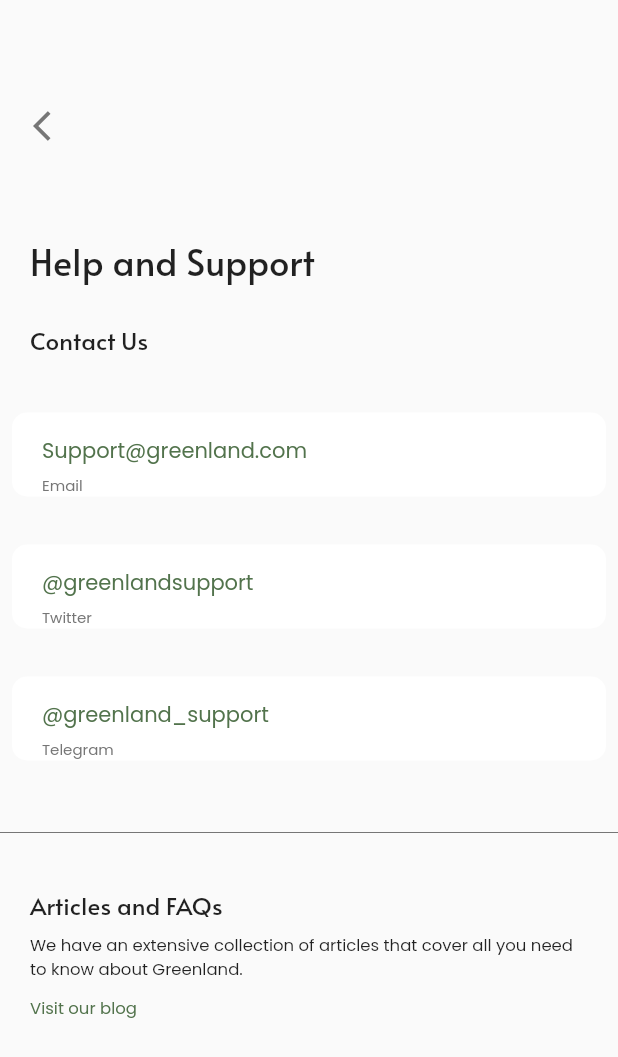
After one commit to Jhaykhay/farm_invest, a Flutter app: the HelpSupportPage screen opened directly, on a phone screen of 412 x 824 dp. The commit adds this screen. Shown: the top 1057 px of the screen. Run offline on Flutter 3.47's test engine with Material 2 defaults, Android fonts, the phone set to English and light mode, and no system bars; our stand-ins replace flutter_custom_clippers, flutter_svg, get, google_fonts, lottie.

Commit message:
first commit

```diff
--- /dev/null
+++ b/lib/Views/others/help_support.dart
@@ -0,0 +1,155 @@
+import 'package:agro_investment/constants.dart';
+import 'package:flutter/material.dart';
+
+class HelpSupportPage extends StatefulWidget {
+  const HelpSupportPage({Key? key}) : super(key: key);
+
+  @override
+  _HelpSupportPageState createState() => _HelpSupportPageState();
+}
+
+class _HelpSupportPageState extends State<HelpSupportPage> {
+  @override
+  Widget build(BuildContext context) {
+    return Scaffold(
+      body: Column(
+        crossAxisAlignment: CrossAxisAlignment.start,
+        children: [
+          Padding(
+            padding: const EdgeInsets.fromLTRB(10.0, 60.0, 0.0, 20.0),
+            child: Container(
+              child: IconButton(
+                onPressed: () {
+                  Navigator.of(context).pop();
+                },
+                icon: Icon(Icons.arrow_back_ios),
+                color: GREY,
+              ),
+            ),
+          ),
+          Padding(
+            padding: const EdgeInsets.fromLTRB(20, 30, 69, 0),
+            child: Text(
+              "Help and Support",
+              textAlign: TextAlign.start,
+              style: headerStyle(),
+            ),
+          ),
+          SizedBox(
+            height: 24,
+          ),
+          Padding(
+            padding: const EdgeInsets.symmetric(horizontal: 20),
+            child: Text(
+              'Contact Us',
+              style: TextStyle(fontFamily: 'Alata', fontSize: 16),
+            ),
+          ),
+          SizedBox(
+            height: 30,
+          ),
+          contactItems(context, head: 'Support@greenland.com', body: 'Email'),
+          SizedBox(
+            height: 16,
+          ),
+          contactItems(context, head: '@greenlandsupport', body: 'Twitter'),
+          SizedBox(
+            height: 16,
+          ),
+          contactItems(context, head: '@greenland_support', body: 'Telegram'),
+          SizedBox(
+            height: 32,
+          ),
+          Divider(
+            color: GREY,
+          ),
+          SizedBox(
+            height: 29,
+          ),
+          Padding(
+            padding: const EdgeInsets.symmetric(horizontal: 20),
+            child: Text(
+              'Articles and FAQs',
+              style: TextStyle(fontFamily: 'Alata', fontSize: 16),
+            ),
+          ),
+          SizedBox(
+            height: 8,
+          ),
+          Padding(
+            padding: const EdgeInsets.symmetric(horizontal: 20),
+            child: Column(
+              crossAxisAlignment: CrossAxisAlignment.start,
+              children: [
+                Text(
+                  'We have an extensive collection of articles that cover all you need to know about Greenland.',
+                  style: TextStyle(fontFamily: 'Poppins', fontSize: 11),
+                ),
+                SizedBox(
+                  height: 10,
+                ),
+                GestureDetector(
+                  onTap: () {},
+                  child: Text(
+                    'Visit our blog',
+                    style: TextStyle(
+                        color: kActiveColor,
+                        fontFamily: 'Poppins',
+                        fontSize: 11),
+                  ),
+                )
+              ],
+            ),
+          )
+        ],
+      ),
+    );
+  }
+}
+
+Widget contactItems(context, {head, body, onPressed, icon}) {
+  return Padding(
+    padding: const EdgeInsets.all(8.0),
+    child: Container(
+      width: screenWidth(context) * 1,
+      decoration: BoxDecoration(
+        color: Colors.white,
+        borderRadius: BorderRadius.circular(10.0),
+      ),
+      child: Row(
+        mainAxisAlignment: MainAxisAlignment.spaceBetween,
+        children: [
+          Column(
+            crossAxisAlignment: CrossAxisAlignment.start,
+            children: <Widget>[
+              Padding(
+                padding: const EdgeInsets.fromLTRB(20, 15, 0, 5),
+                child: Text(
+                  head,
+                  style: TextStyle(
+                      fontSize: 14,
+                      fontFamily: 'Poppins',
+                      color: kActiveColor,
+                      fontWeight: FontWeight.w400),
+                ),
+              ),
+              Padding(
+                padding: const EdgeInsets.only(left: 20),
+                child: Text(
+                  body,
+                  style: greylabelStyle(),
+                ),
+              )
+            ],
+          ),
+          IconButton(
+              onPressed: onPressed,
+              icon: Icon(
+                icon,
+                color: GREY,
+              ))
+        ],
+      ),
+    ),
+  );
+}
--- a/lib/constants.dart
+++ b/lib/constants.dart
@@ -12,6 +12,8 @@ TextStyle headerStyle() =>
     TextStyle(fontWeight: FontWeight.w500, fontFamily: 'Alata', fontSize: 24);
 TextStyle subHeaderStyle() =>
     TextStyle(color: Color(0xFF555555), height: 1.4, fontSize: 14);
+TextStyle greylabelStyle() =>
+    TextStyle(fontSize: 10, fontFamily: 'Poppins', color: GREY);
 
 const String EMPTY_EMAIL_FIELD = 'Email field cannot be empty!';
 const String EMPTY_TEXT_FIELD = 'Field cannot be empty!';
--- a/pubspec.yaml
+++ b/pubspec.yaml
@@ -41,6 +41,7 @@ dependencies:
   flutter_svg: ^0.23.0+1
   font_awesome_flutter:
   flutter_custom_clippers: ^2.0.0
+  lottie: ^1.2.1
 
 
 dev_dependencies:
@@ -70,6 +71,7 @@ flutter:
   assets:
     - assets/images/
     - assets/icons/
+    - assets/lottie/
 
 
   # An image asset can refer to one or more resolution-specific "variants", see
```
Also changed, not shown: assets/lottie/empty.json (added, +1 -0 lines), lib/Views/main/settings.dart (+10 -2 lines), lib/Views/others/about_greenland.dart (added, +57 -0 lines), lib/Views/payments/saved_cards.dart (added, +192 -0 lines), assets/images/mastercard.png (added), assets/images/visa.png (added), pubspec.lock.
